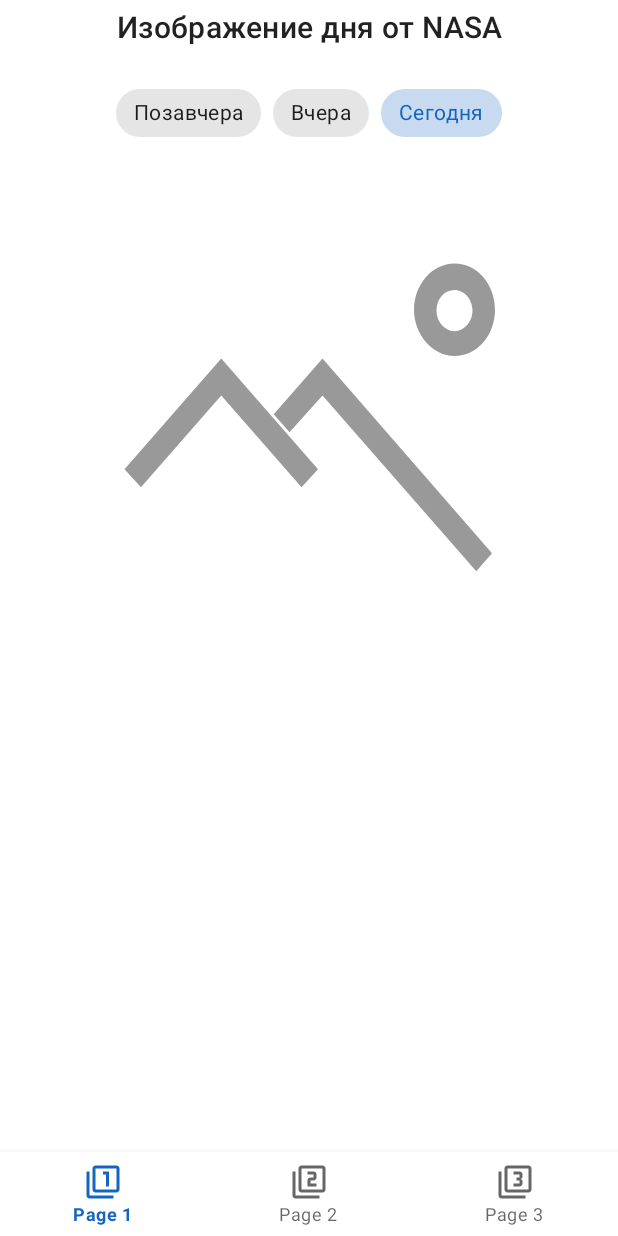
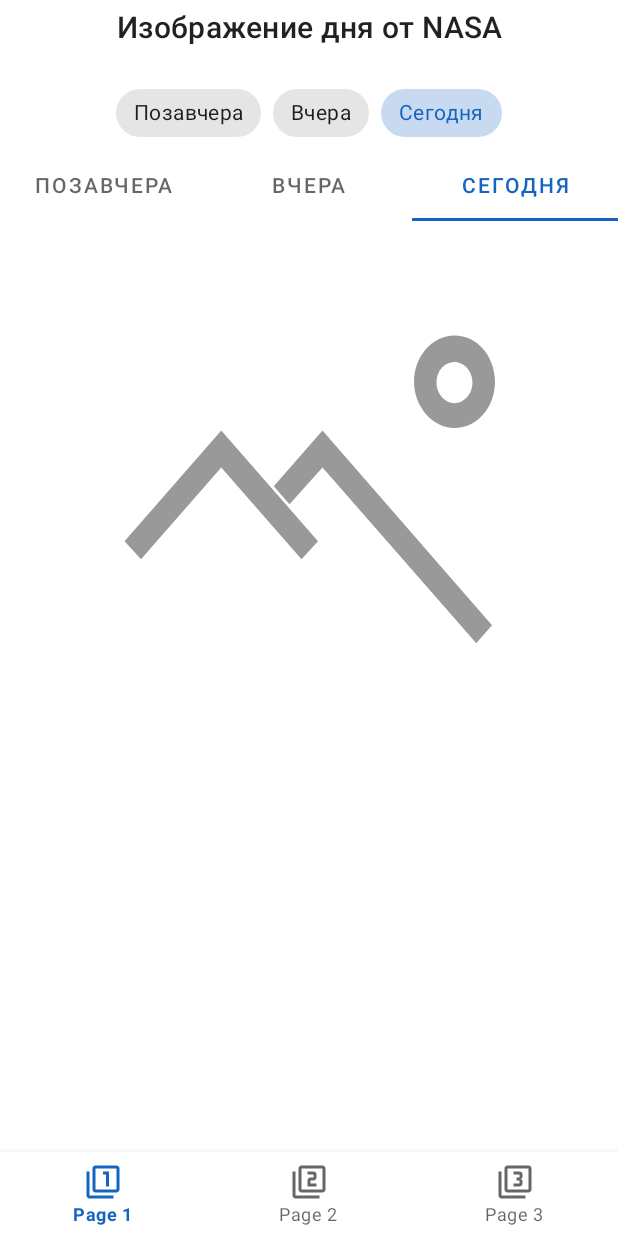
Before and after one commit to sergey-shevtsov/Picture-Of-The-Day, an Android app: the screen it shows after launch (MainActivity), on a phone screen of 412 x 824 dp. Run offline under Robolectric (Android 15) with nearby library versions, the phone set to English and light mode, and no system bars; libraries missing offline, so code that uses them is left out: coil.api.load; pictures from the network do not load; 1 statement that could not run was skipped.

Commit message:
Добавил tab layout и присоединил его к view pager 2

```diff
--- a/app/src/main/java/com/sshevtsov/pictureoftheday/ui/main/MainFragment.kt
+++ b/app/src/main/java/com/sshevtsov/pictureoftheday/ui/main/MainFragment.kt
@@ -6,6 +6,7 @@ import android.view.View
 import android.view.ViewGroup
 import androidx.fragment.app.Fragment
 import com.google.android.material.tabs.TabLayoutMediator
+import com.sshevtsov.pictureoftheday.R
 import com.sshevtsov.pictureoftheday.databinding.MainFragmentBinding
 import com.sshevtsov.pictureoftheday.ui.main.api.PODViewPagerAdapter
 
@@ -31,7 +32,25 @@ class MainFragment : Fragment() {
     override fun onViewCreated(view: View, savedInstanceState: Bundle?) {
         super.onViewCreated(view, savedInstanceState)
 
+        initViewPager()
+    }
+
+    private fun initViewPager() {
         binding.viewPager.adapter = PODViewPagerAdapter(requireActivity())
         binding.viewPager.currentItem = 2
+
+        TabLayoutMediator(binding.tabLayout, binding.viewPager) { tab, position ->
+            when (position) {
+                0 -> {
+                    tab.text = getString(R.string.before_yesterday)
+                }
+                1 -> {
+                    tab.text = getString(R.string.yesterday)
+                }
+                2 -> {
+                    tab.text = getString(R.string.today)
+                }
+            }
+        }.attach()
     }
 }
--- a/app/src/main/res/layout/main_fragment.xml
+++ b/app/src/main/res/layout/main_fragment.xml
@@ -72,6 +72,14 @@
 
         </com.google.android.material.chip.ChipGroup>
 
+        <com.google.android.material.tabs.TabLayout
+            android:id="@+id/tab_layout"
+            android:layout_width="0dp"
+            android:layout_height="wrap_content"
+            app:layout_constraintEnd_toEndOf="parent"
+            app:layout_constraintStart_toStartOf="parent"
+            app:layout_constraintTop_toBottomOf="@id/chip_group" />
+
         <androidx.viewpager2.widget.ViewPager2
             android:id="@+id/view_pager"
             android:layout_width="0dp"
@@ -79,7 +87,7 @@
             app:layout_constraintBottom_toBottomOf="parent"
             app:layout_constraintEnd_toEndOf="parent"
             app:layout_constraintStart_toStartOf="parent"
-            app:layout_constraintTop_toBottomOf="@id/chip_group" />
+            app:layout_constraintTop_toBottomOf="@id/tab_layout" />
 
     </androidx.constraintlayout.widget.ConstraintLayout>
 
```
